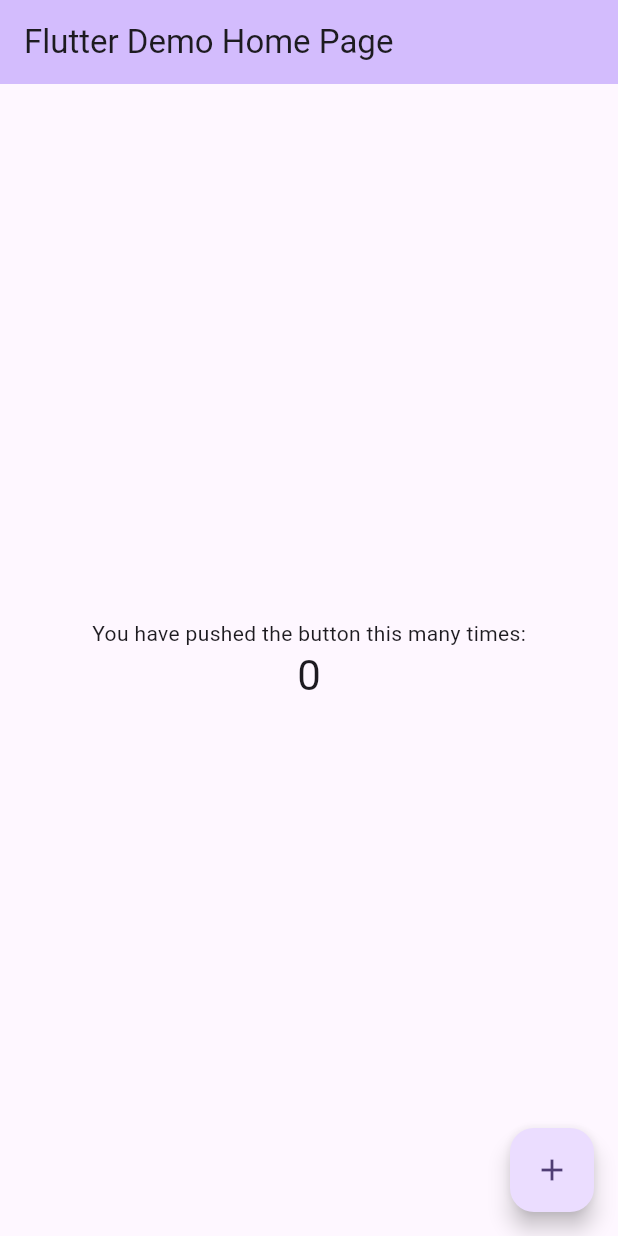
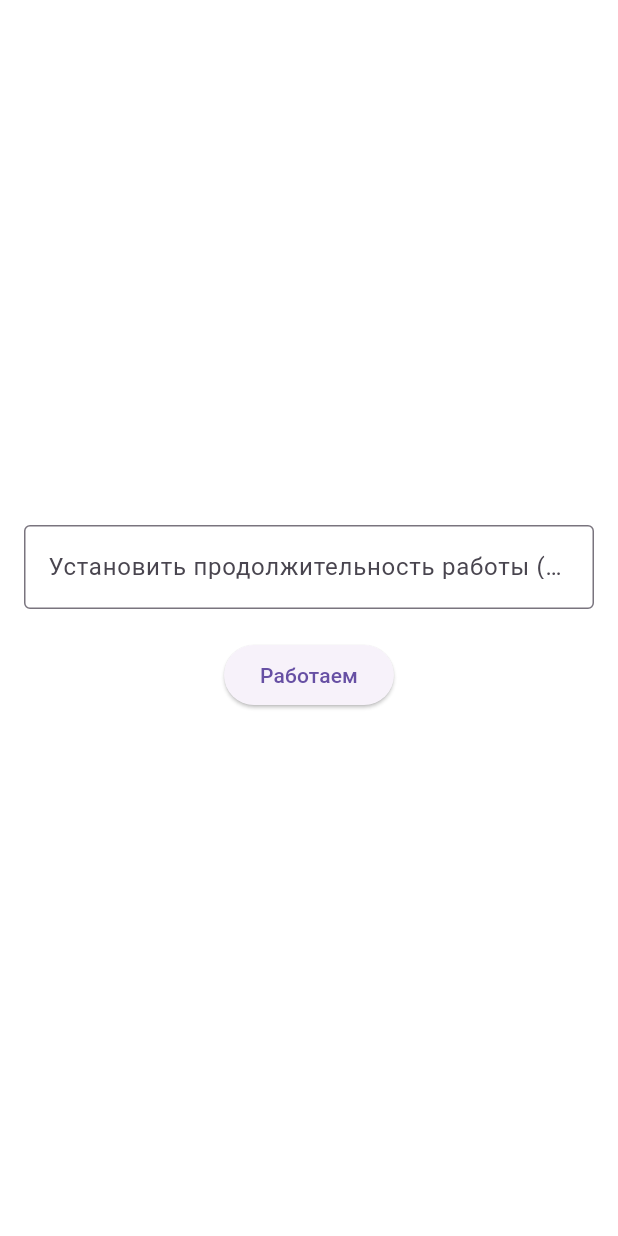
Before and after one commit to StKotok/hwb_timer, a Flutter app: the screen it shows after launch, on a phone screen of 412 x 824 dp. Run offline on Flutter 3.47's test engine with Material 3 defaults, Android fonts, the light colour scheme and no system bars.

Commit message:
init from GPT

```diff
--- a/lib/main.dart
+++ b/lib/main.dart
@@ -1,125 +1,197 @@
+import 'dart:async';
+
 import 'package:flutter/material.dart';
 
-void main() {
-  runApp(const MyApp());
-}
+void main() => runApp(MyApp());
 
 class MyApp extends StatelessWidget {
-  const MyApp({super.key});
-
-  // This widget is the root of your application.
   @override
   Widget build(BuildContext context) {
     return MaterialApp(
-      title: 'Flutter Demo',
-      theme: ThemeData(
-        // This is the theme of your application.
-        //
-        // TRY THIS: Try running your application with "flutter run". You'll see
-        // the application has a purple toolbar. Then, without quitting the app,
-        // try changing the seedColor in the colorScheme below to Colors.green
-        // and then invoke "hot reload" (save your changes or press the "hot
-        // reload" button in a Flutter-supported IDE, or press "r" if you used
-        // the command line to start the app).
-        //
-        // Notice that the counter didn't reset back to zero; the application
-        // state is not lost during the reload. To reset the state, use hot
-        // restart instead.
-        //
-        // This works for code too, not just values: Most code changes can be
-        // tested with just a hot reload.
-        colorScheme: ColorScheme.fromSeed(seedColor: Colors.deepPurple),
-        useMaterial3: true,
-      ),
-      home: const MyHomePage(title: 'Flutter Demo Home Page'),
-    );
+        title: 'Timer App',
+        theme: ThemeData(
+          primarySwatch: Colors.blue,
+        ),
+        home: TimerApp());
   }
 }
 
-class MyHomePage extends StatefulWidget {
-  const MyHomePage({super.key, required this.title});
+class TimerApp extends StatefulWidget {
+  @override
+  _TimerAppState createState() => _TimerAppState();
+}
 
-  // This widget is the home page of your application. It is stateful, meaning
-  // that it has a State object (defined below) that contains fields that affect
-  // how it looks.
+class _TimerAppState extends State<TimerApp> {
+  int workDuration = 0; // in minutes
+  int breakDuration = 0; // in minutes
+  Timer? timer;
+  bool isWorkMode = false;
+  bool isBreakMode = false;
+  int remainingWorkMinutes = 0;
+  int remainingBreakMinutes = 0;
+  Color backgroundColor = Colors.white;
 
-  // This class is the configuration for the state. It holds the values (in this
-  // case the title) provided by the parent (in this case the App widget) and
-  // used by the build method of the State. Fields in a Widget subclass are
-  // always marked "final".
+  // For displaying the countdown timer
+  String timerText = "";
 
-  final String title;
+  TextEditingController workController = TextEditingController();
+  TextEditingController breakController = TextEditingController();
 
   @override
-  State<MyHomePage> createState() => _MyHomePageState();
-}
-
-class _MyHomePageState extends State<MyHomePage> {
-  int _counter = 0;
-
-  void _incrementCounter() {
-    setState(() {
-      // This call to setState tells the Flutter framework that something has
-      // changed in this State, which causes it to rerun the build method below
-      // so that the display can reflect the updated values. If we changed
-      // _counter without calling setState(), then the build method would not be
-      // called again, and so nothing would appear to happen.
-      _counter++;
-    });
+  void dispose() {
+    timer?.cancel();
+    workController.dispose();
+    breakController.dispose();
+    super.dispose();
   }
 
   @override
   Widget build(BuildContext context) {
-    // This method is rerun every time setState is called, for instance as done
-    // by the _incrementCounter method above.
-    //
-    // The Flutter framework has been optimized to make rerunning build methods
-    // fast, so that you can just rebuild anything that needs updating rather
-    // than having to individually change instances of widgets.
     return Scaffold(
-      appBar: AppBar(
-        // TRY THIS: Try changing the color here to a specific color (to
-        // Colors.amber, perhaps?) and trigger a hot reload to see the AppBar
-        // change color while the other colors stay the same.
-        backgroundColor: Theme.of(context).colorScheme.inversePrimary,
-        // Here we take the value from the MyHomePage object that was created by
-        // the App.build method, and use it to set our appbar title.
-        title: Text(widget.title),
-      ),
+      backgroundColor: backgroundColor,
       body: Center(
-        // Center is a layout widget. It takes a single child and positions it
-        // in the middle of the parent.
-        child: Column(
-          // Column is also a layout widget. It takes a list of children and
-          // arranges them vertically. By default, it sizes itself to fit its
-          // children horizontally, and tries to be as tall as its parent.
-          //
-          // Column has various properties to control how it sizes itself and
-          // how it positions its children. Here we use mainAxisAlignment to
-          // center the children vertically; the main axis here is the vertical
-          // axis because Columns are vertical (the cross axis would be
-          // horizontal).
-          //
-          // TRY THIS: Invoke "debug painting" (choose the "Toggle Debug Paint"
-          // action in the IDE, or press "p" in the console), to see the
-          // wireframe for each widget.
-          mainAxisAlignment: MainAxisAlignment.center,
-          children: <Widget>[
-            const Text(
-              'You have pushed the button this many times:',
+          child: Padding(
+        padding: const EdgeInsets.all(16.0),
+        child: Column(mainAxisAlignment: MainAxisAlignment.center, children: [
+          if (!isWorkMode && !isBreakMode) ...[
+            TextField(
+              controller: workController,
+              keyboardType: TextInputType.number,
+              decoration: InputDecoration(
+                  labelText: 'Установить продолжительность работы (минуты)',
+                  border: OutlineInputBorder()),
             ),
+            SizedBox(height: 20),
+            ElevatedButton(
+              onPressed: startWorkMode,
+              child: Text('Работаем'),
+            ),
+          ] else if (isWorkMode) ...[
             Text(
-              '$_counter',
-              style: Theme.of(context).textTheme.headlineMedium,
+              timerText,
+              style: TextStyle(fontSize: 48),
             ),
-          ],
-        ),
-      ),
-      floatingActionButton: FloatingActionButton(
-        onPressed: _incrementCounter,
-        tooltip: 'Increment',
-        child: const Icon(Icons.add),
-      ), // This trailing comma makes auto-formatting nicer for build methods.
+            SizedBox(height: 20),
+            ElevatedButton(
+              onPressed: startBreakSetup,
+              child: Text('Возьму перерыв'),
+            ),
+          ] else if (isBreakMode) ...[
+            Text(
+              timerText,
+              style: TextStyle(fontSize: 48),
+            ),
+            SizedBox(height: 20),
+            TextField(
+              controller: breakController,
+              keyboardType: TextInputType.number,
+              decoration: InputDecoration(
+                  labelText: 'Установить продолжительность перерыва (минуты)',
+                  border: OutlineInputBorder()),
+            ),
+            SizedBox(height: 20),
+            ElevatedButton(
+              onPressed: startBreakMode,
+              child: Text('Отлично, отдыхаем'),
+            ),
+          ]
+        ]),
+      )),
     );
   }
+
+  void startWorkMode() {
+    if (workController.text.isNotEmpty) {
+      setState(() {
+        workDuration = int.tryParse(workController.text) ?? 0;
+        remainingWorkMinutes = workDuration;
+        isWorkMode = true;
+        backgroundColor = Colors.yellow; // Indicate work mode is active
+        updateTimerText(remainingWorkMinutes);
+        startWorkTimer();
+      });
+    }
+  }
+
+  void startWorkTimer() {
+    timer = Timer.periodic(Duration(minutes: 1), (timer) {
+      setState(() {
+        if (remainingWorkMinutes > 0) {
+          remainingWorkMinutes--;
+          updateTimerText(remainingWorkMinutes);
+        } else {
+          timer.cancel();
+          // Work duration completed, reset to home screen
+          resetToHome();
+        }
+      });
+    });
+  }
+
+  void updateTimerText(int minutes) {
+    timerText = '$minutes минут${minutes != 1 ? 'ы' : 'а'} осталось';
+  }
+
+  void startBreakSetup() {
+    timer?.cancel();
+    setState(() {
+      isWorkMode = false;
+      isBreakMode = true;
+      backgroundColor = Colors.white;
+      // Calculate time until the end of the current hour
+      DateTime now = DateTime.now();
+      DateTime nextHour = DateTime(now.year, now.month, now.day, now.hour + 1);
+      Duration difference = nextHour.difference(now);
+      remainingBreakMinutes = difference.inMinutes;
+      updateTimerText(remainingBreakMinutes);
+    });
+  }
+
+  void startBreakMode() {
+    if (breakController.text.isNotEmpty) {
+      setState(() {
+        int requestedBreakDuration = int.tryParse(breakController.text) ?? 0;
+        DateTime now = DateTime.now();
+        DateTime nextHourMinus5 =
+            DateTime(now.year, now.month, now.day, now.hour + 1)
+                .subtract(Duration(minutes: 5));
+        DateTime breakEndTime =
+            now.add(Duration(minutes: requestedBreakDuration));
+        if (breakEndTime.isAfter(nextHourMinus5)) {
+          breakEndTime = nextHourMinus5;
+        }
+        remainingBreakMinutes = breakEndTime.difference(now).inMinutes;
+        backgroundColor = Colors.green; // Indicate break mode is active
+        updateTimerText(remainingBreakMinutes);
+        startBreakTimer(breakEndTime);
+      });
+    }
+  }
+
+  void startBreakTimer(DateTime breakEndTime) {
+    timer = Timer.periodic(Duration(minutes: 1), (timer) {
+      setState(() {
+        DateTime now = DateTime.now();
+        if (now.isBefore(breakEndTime)) {
+          remainingBreakMinutes = breakEndTime.difference(now).inMinutes;
+          updateTimerText(remainingBreakMinutes);
+        } else {
+          timer.cancel();
+          // Return to home screen 5 minutes before the next hour
+          resetToHome();
+        }
+      });
+    });
+  }
+
+  void resetToHome() {
+    setState(() {
+      isBreakMode = false;
+      isWorkMode = false;
+      backgroundColor = Colors.white;
+      timerText = '';
+      workController.clear();
+      breakController.clear();
+    });
+  }
 }
```
